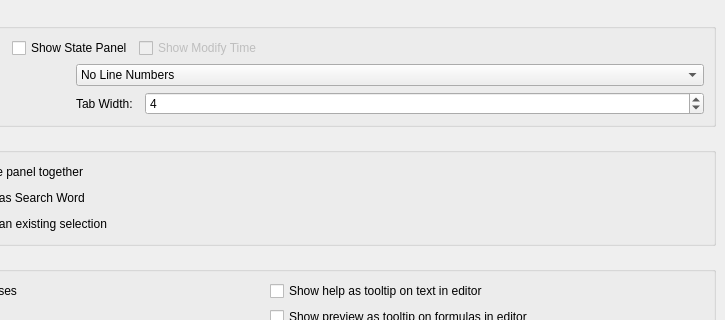
Qt form configdialog.ui (svn2github/texstudio-trunk) before a commit; both pictures show x 391 to 1116 and y 0 to 320 of the 1116 by 674 pixel window.
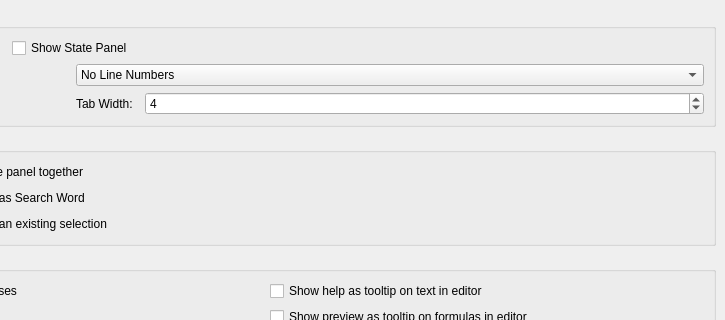
The same form after that commit. The open tabs and pages were chosen to show the change. Icons and pictures are not drawn.

Commit message: remove useless option "Display Modify Time"

```diff
--- a/configdialog.ui
+++ b/configdialog.ui
@@ -1271,19 +1271,6 @@
             </property>
            </widget>
           </item>
-          <item row="0" column="3" colspan="2">
-           <widget class="QCheckBox" name="checkBoxDisplayModifyTime">
-            <property name="enabled">
-             <bool>false</bool>
-            </property>
-            <property name="text">
-             <string>Show Modify Time</string>
-            </property>
-            <property name="advancedOption" stdset="0">
-             <bool>true</bool>
-            </property>
-           </widget>
-          </item>
           <item row="1" column="0" colspan="2">
            <widget class="QLabel" name="label_33">
             <property name="text">
```
Left out of the diff: 19 changed lines with no effect on the pictures. The commit also changes 3 other files.
